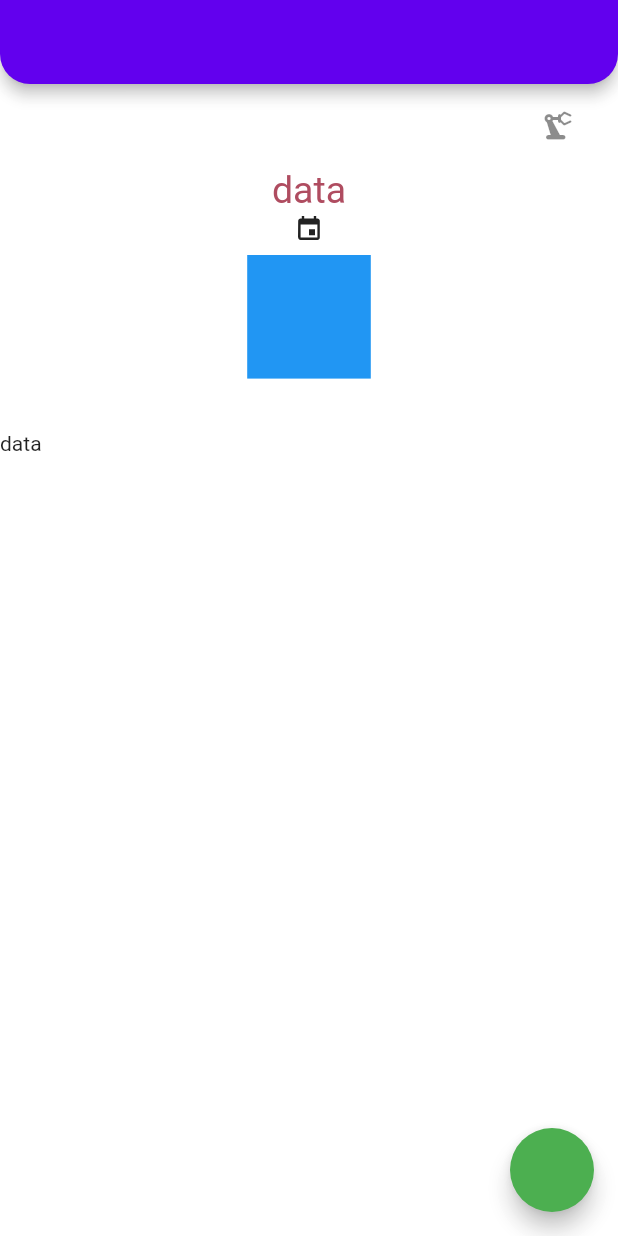
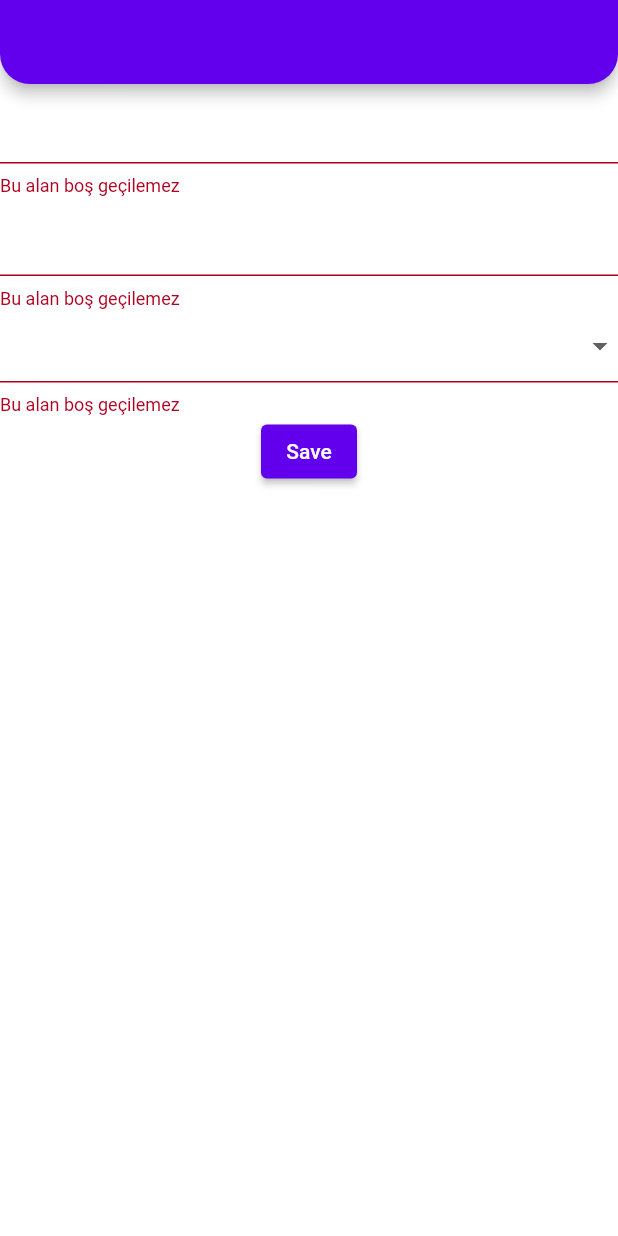
Before and after one commit to suleymanakca/flutter_application_get_started, a Flutter app: the screen it shows after launch, on a phone screen of 412 x 824 dp. Run offline on Flutter 3.47's test engine with Material 2 defaults, Android fonts, the phone set to English and light mode, and no system bars; our stand-ins replace dio, flutter_spinkit.

Commit message:
practice about state management and forms

```diff
--- a/lib/202/animated_learn_view.dart
+++ b/lib/202/animated_learn_view.dart
@@ -47,7 +47,7 @@
       body: Column(children: [
         ListTile(
           title: AnimatedOpacity(opacity: _isOpacity ? 1 : 0, duration: _DurationItems.durationLow, child: const Text('data')),
-          trailing: IconButton(onPressed: _changeOpacity, icon: const Icon(Icons.precision_manufacturing_rounded)),
+          trailing: IconButton(onPressed: _changeOpacity, icon: const Icon(Icons.remove_circle_outline)),
         ),
         AnimatedDefaultTextStyle(
           style: (_isVisible ? context.textTheme().headline1 : context.textTheme().subtitle1) ?? const TextStyle(),
--- /dev/null
+++ b/lib/202/custom_exception.dart
@@ -0,0 +1,6 @@
+class FileDownloadException implements Exception {
+  @override
+  String toString() {
+    return 'File download has failed';
+  }
+}
--- /dev/null
+++ b/lib/202/form_learn_view.dart
@@ -0,0 +1,52 @@
+import 'package:flutter/material.dart';
+
+class FormLearnView extends StatefulWidget {
+  const FormLearnView({super.key});
+
+  @override
+  State<FormLearnView> createState() => _FormLearnViewState();
+}
+
+class _FormLearnViewState extends State<FormLearnView> {
+  GlobalKey<FormState> _key = GlobalKey();
+
+  @override
+  Widget build(BuildContext context) {
+    return Scaffold(
+      appBar: AppBar(),
+      body: Form(
+        key: _key,
+        autovalidateMode: AutovalidateMode.always,
+        onChanged: () {
+          print('a');
+        },
+        child: Column(children: [
+          TextFormField(validator: FormFieldValidator().isNotEmpty),
+          TextFormField(validator: FormFieldValidator().isNotEmpty),
+          DropdownButtonFormField<String>(
+            validator: FormFieldValidator().isNotEmpty,
+            items: const [DropdownMenuItem(value: 'v', child: Text('a')), DropdownMenuItem(value: 'v1', child: Text('a'))],
+            onChanged: (value) {},
+          ),
+          ElevatedButton(
+              onPressed: () {
+                if (_key.currentState?.validate() ?? false) {
+                  print('okey');
+                }
+              },
+              child: const Text('Save'))
+        ]),
+      ),
+    );
+  }
+}
+
+class FormFieldValidator {
+  String? isNotEmpty(String? data) {
+    return (data?.isNotEmpty ?? false) ? null : ValidatorMessage._notEmpty;
+  }
+}
+
+class ValidatorMessage {
+  static const String _notEmpty = 'Bu alan boş geçilemez';
+}
--- a/lib/main.dart
+++ b/lib/main.dart
@@ -1,6 +1,6 @@
 import 'package:flutter/material.dart';
 import 'package:flutter_application_get_started/202/theme/light_theme.dart';
-import '202/animated_learn_view.dart';
+import '202/form_learn_view.dart';
 
 void main() {
   runApp(const MyApp()); // Ali Dayi
@@ -51,7 +51,7 @@
       //       systemOverlayStyle: SystemUiOverlayStyle.light,
       //       elevation: 0,
       //     )),
-      home: const AnimatedLearnView(),
+      home: const FormLearnView(),
     );
   }
 }
--- a/lib/notes/genel_note.txt
+++ b/lib/notes/general_note.txt
@@ -27,3 +27,4 @@
 - AnimatedCrossFade
 - AnimatedList listeye ekleme çıkarma için kullanılıyor
 - ios ve android için package'lar için bazı dosyalara (android için manifest) ekleme yapılmalı.
+- statefull içinde view ile logic ayrılırsa şahane olur
```
Also changed, not shown: lib/202/oop_learn.dart (added, +46 -0 lines), lib/202/oop_learn_view.dart (added, +37 -0 lines), lib/202/state_manage/state_learn_view_modal.dart (added, +27 -0 lines), lib/202/state_manage/state_manage_learn_view.dart (added, +26 -0 lines).
